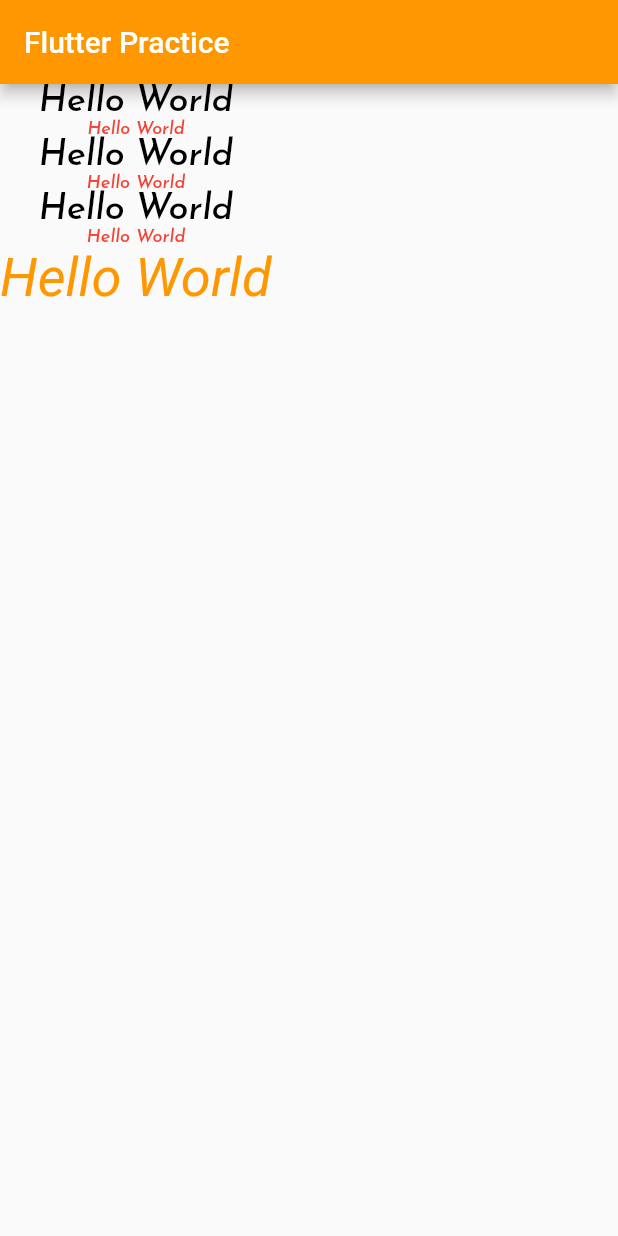
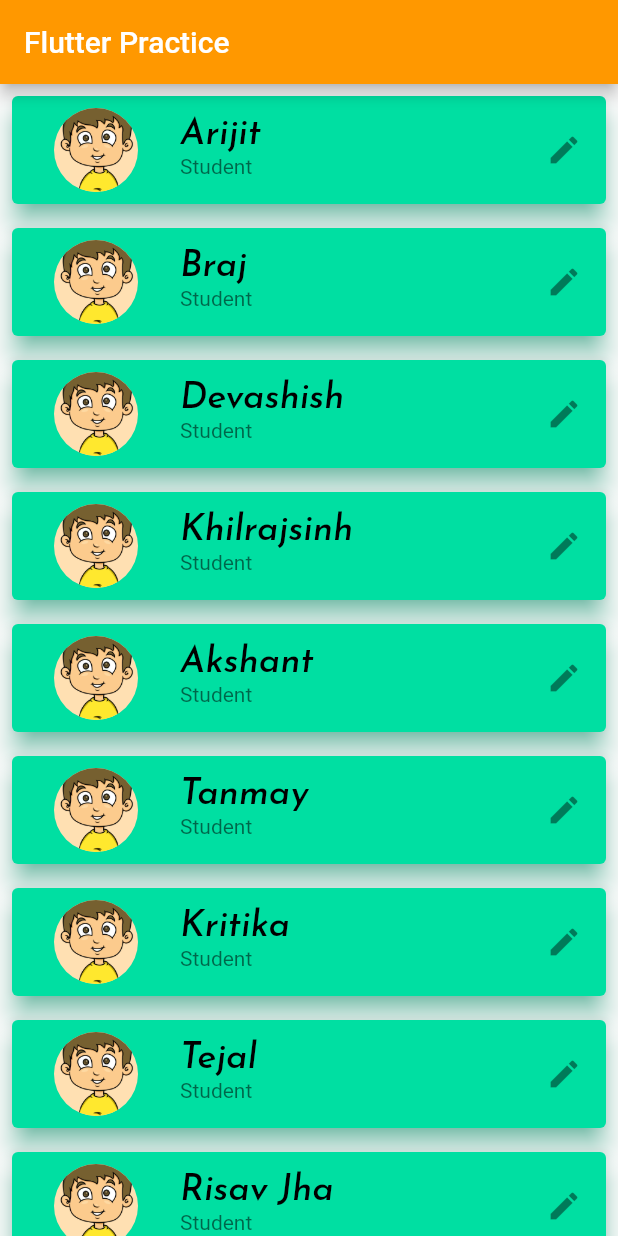
Before and after one commit to Arijit2003/Flutter-Practice, a Flutter app: the screen it shows after launch, on a phone screen of 412 x 824 dp. Run offline on Flutter 3.47's test engine with Material 2 defaults, Android fonts, the phone set to English and light mode, and no system bars; our stand-ins replace fluttertoast; project files that could hold a hidden picture were left out.

Commit message:
Complete list using ListView.builder, CircleAvatar, ListTile, Card, Custom Theme, InkWell

```diff
--- a/lib/main.dart
+++ b/lib/main.dart
@@ -55,7 +55,7 @@ class MyHomePage extends StatefulWidget {
 class _MyHomePageState extends State<MyHomePage> {
 
 
-  var namesArr = ["Arijit","Braj","Devashish","Khilrajsinh","Akshant","Tanmay","Kritika","Tejal"];
+  var namesArr = ["Arijit","Braj","Devashish","Khilrajsinh","Akshant","Tanmay","Kritika","Tejal","Risav Jha","Devasee","Devansh","Arya","Abhijit","Manish","Aditya","Aman","Vinati","Anjali","Nilay","Pushkar"];
 
   @override
   Widget build(BuildContext context) {
@@ -68,16 +68,40 @@ class _MyHomePageState extends State<MyHomePage> {
 
       ),
       body:
-      Column(
-        children: [
-          Text("Hello World",style: Theme.of(context).textTheme.headline1,),
-          Text("Hello World",style: Theme.of(context).textTheme.subtitle1!.copyWith(fontFamily: "FontMain"),),
-          Text("Hello World",style: Theme.of(context).textTheme.headline1,),
-          Text("Hello World",style: Theme.of(context).textTheme.subtitle2,),
-          Text("Hello World",style: Theme.of(context).textTheme.headline1,),
-          Text("Hello World",style: Theme.of(context).textTheme.subtitle2,),
-          Text("Hello World",style: fontStyle36(fontColor: Colors.orange,myFontWeight: FontWeight.w400),)
-        ],
+      ListView.builder(itemBuilder: (context,index){
+          return Card(
+            margin: EdgeInsets.all(8),
+            elevation: 7,
+            color: Color.fromRGBO(0, 223, 162, 1),
+            shadowColor: Color.fromRGBO(0, 223, 162, 1),
+            child: ListTile(
+              leading: const CircleAvatar(
+                backgroundImage: AssetImage("assets/images/boy.png"),
+                radius: 40,
+              ),
+              title: Text(namesArr[index],style: Theme.of(context).textTheme.headline1),
+              subtitle: Text("Student"),
+              trailing: InkWell(
+                  child: Icon(Icons.edit),
+                  onTap: (){
+                    Fluttertoast.showToast(
+                        msg: "Edit icon clicked",
+                        toastLength: Toast.LENGTH_SHORT,
+                        gravity: ToastGravity.CENTER,
+                        timeInSecForIosWeb: 1,
+                        backgroundColor: Colors.red,
+                        textColor: Colors.white,
+                        fontSize: 16.0
+                    );
+                  },
+              ),
+            ),
+          );
+        },
+        itemCount: namesArr.length,
+
+
+
       )
 
 
```
Also changed, not shown: lib/ui_helper/extraFonts.dart (line endings or trailing spaces).
